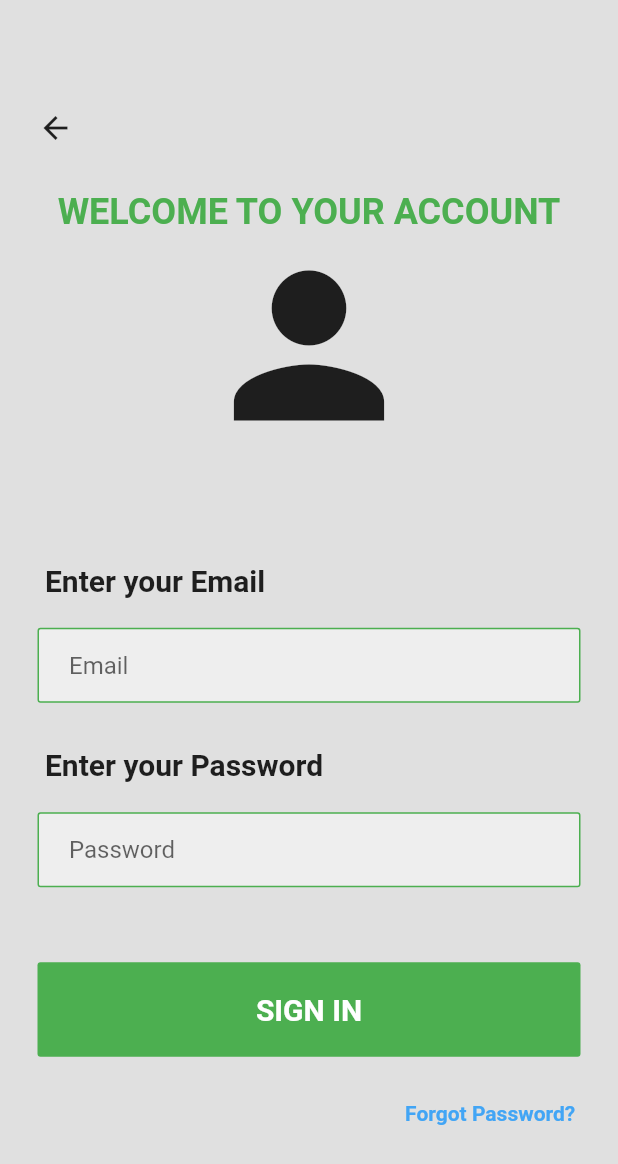
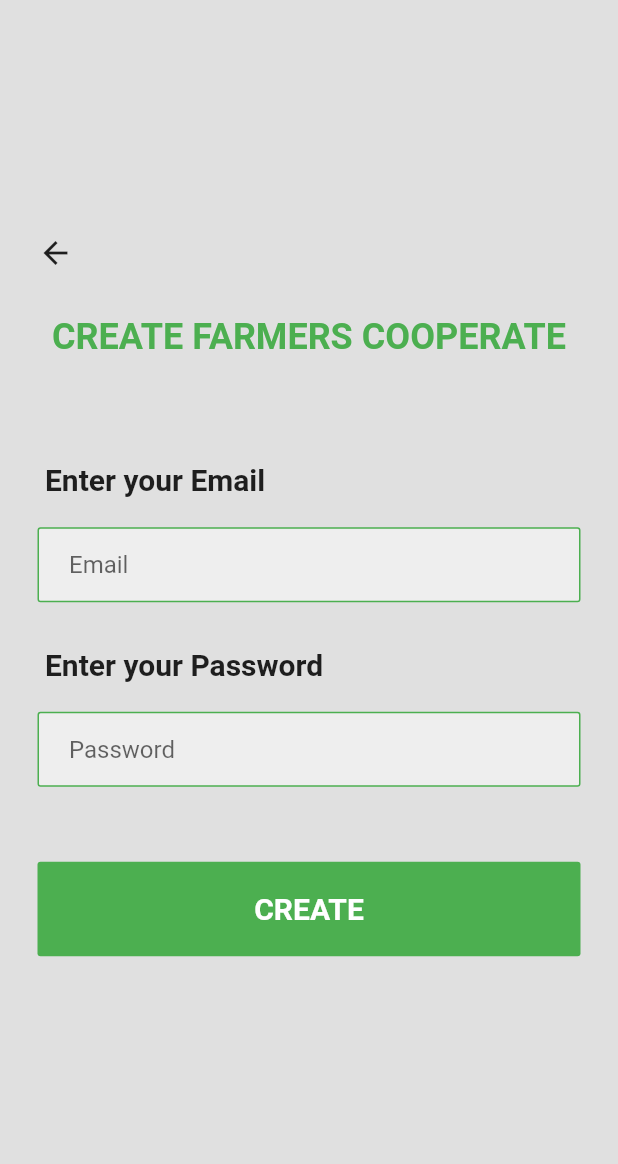
Before and after one commit to shadkasera/tobacco_app, a Flutter app: the CreatePage screen opened directly, on a phone screen of 412 x 824 dp. Shown: the top 1164 px of the screen. Run offline on Flutter 3.47's test engine with Material 2 defaults, Android fonts, the phone set to English and light mode, and no system bars.

Commit message:
updated files

```diff
--- a/lib/pages/create.dart
+++ b/lib/pages/create.dart
@@ -42,7 +42,7 @@ class CreatePage extends StatelessWidget {
                     horizontal: 25,
                   ),
                   child: Text(
-                    'WELCOME TO YOUR ACCOUNT',
+                    'CREATE FARMERS COOPERATE',
                     style: TextStyle(
                       fontWeight: FontWeight.bold,
                       fontSize: 24,
@@ -51,11 +51,7 @@ class CreatePage extends StatelessWidget {
                   ),
                 ),
 
-                //picture of the app
-                const Icon(
-                  Icons.person,
-                  size: 150,
-                ),
+
 
                 //email text field
                 const SizedBox(
@@ -164,7 +160,7 @@ class CreatePage extends StatelessWidget {
                       ),
                       child: const Center(
                         child: Text(
-                          'SIGN IN',
+                          'CREATE',
                           style: TextStyle(
                             color: Colors.white,
                             fontWeight: FontWeight.bold,
@@ -180,21 +176,7 @@ class CreatePage extends StatelessWidget {
                 ),
 
                 //register
-                Padding(
-                  padding: const EdgeInsets.only(right: 25),
-                  child: Row(
-                    mainAxisAlignment: MainAxisAlignment.end,
-                    children: [
-                      Text(
-                        '  Forgot Password? ',
-                        style: TextStyle(
-                          color: Colors.blue[400],
-                          fontWeight: FontWeight.bold,
-                        ),
-                      )
-                    ],
-                  ),
-                )
+
               ],
             ),
           ),
--- a/lib/pages/loginipage.dart
+++ b/lib/pages/loginipage.dart
@@ -1,4 +1,5 @@
 import 'package:flutter/material.dart';
+import 'package:tobacco_app/pages/create.dart';
 import 'package:tobacco_app/pages/welcome.dart';
 
 class LogInPage extends StatelessWidget {
@@ -148,12 +149,12 @@ class LogInPage extends StatelessWidget {
                   padding: const EdgeInsets.symmetric(horizontal: 25),
                   child: GestureDetector(
                     onTap: () {
-                      // Navigator.push(
-                      //   context,
-                      //   MaterialPageRoute(
-                      //     builder: (context) => const HomeScreen(),
-                      //   ),
-                      // );
+                      Navigator.push(
+                        context,
+                        MaterialPageRoute(
+                          builder: (context) => const CreatePage(),
+                        ),
+                      );
                     },
                     child: Container(
                       padding: const EdgeInsets.all(20),
```
